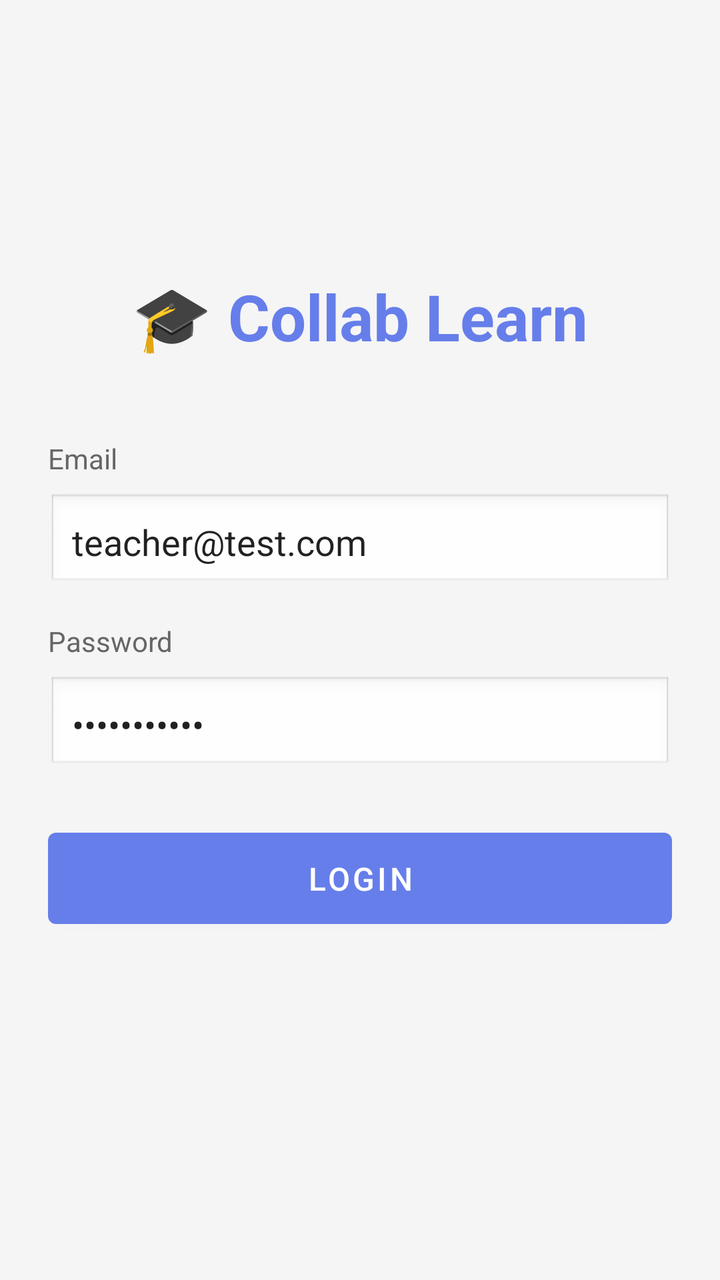
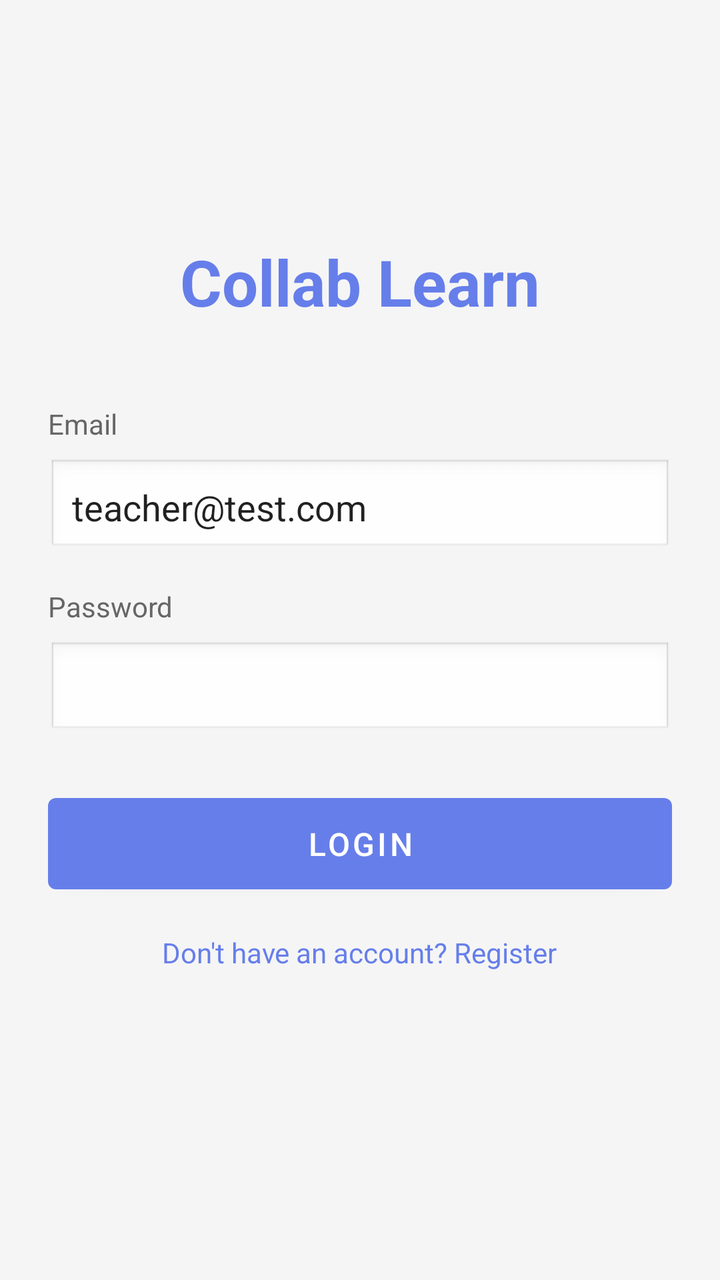

The first picture is an Android layout as it rendered before a commit; the second is the same layout after the commit. The layout source and the unified diff follow.
<!-- AndroidManifest.xml: application theme Theme.CollabLearn -->
<!-- res/layout/activity_login.xml -->
<?xml version="1.0" encoding="utf-8"?>
<LinearLayout xmlns:android="http://schemas.android.com/apk/res/android"
    android:layout_width="match_parent"
    android:layout_height="match_parent"
    android:orientation="vertical"
    android:padding="24dp"
    android:gravity="center"
    android:background="#F5F5F5">

    <TextView
        android:layout_width="wrap_content"
        android:layout_height="wrap_content"
        android:text="🎓 Collab Learn"
        android:textSize="32sp"
        android:textStyle="bold"
        android:textColor="#667eea"
        android:layout_marginBottom="40dp"/>

    <TextView
        android:layout_width="match_parent"
        android:layout_height="wrap_content"
        android:text="Email"
        android:textSize="14sp"
        android:textColor="#666666"
        android:layout_marginBottom="8dp"/>

    <EditText
        android:id="@+id/emailInput"
        android:layout_width="match_parent"
        android:layout_height="wrap_content"
        android:inputType="textEmailAddress"
        android:text="teacher@test.com"
        android:padding="12dp"
        android:background="@android:drawable/edit_text"
        android:layout_marginBottom="16dp"/>

    <TextView
        android:layout_width="match_parent"
        android:layout_height="wrap_content"
        android:text="Password"
        android:textSize="14sp"
        android:textColor="#666666"
        android:layout_marginBottom="8dp"/>

    <EditText
        android:id="@+id/passwordInput"
        android:layout_width="match_parent"
        android:layout_height="wrap_content"
        android:inputType="textPassword"
        android:text="password123"
        android:padding="12dp"
        android:background="@android:drawable/edit_text"
        android:layout_marginBottom="24dp"/>

    <Button
        android:id="@+id/loginButton"
        android:layout_width="match_parent"
        android:layout_height="wrap_content"
        android:text="Login"
        android:textSize="16sp"
        android:padding="12dp"/>

    <ProgressBar
        android:id="@+id/progressBar"
        android:layout_width="wrap_content"
        android:layout_height="wrap_content"
        android:layout_marginTop="16dp"
        android:visibility="gone"/>

    <TextView
        android:id="@+id/statusText"
        android:layout_width="wrap_content"
        android:layout_height="wrap_content"
        android:layout_marginTop="16dp"
        android:textSize="14sp"
        android:textColor="#666666"/>

</LinearLayout>
<!-- resources referenced by this layout -->
<resources>
  <style name="Theme.CollabLearn" parent="Theme.MaterialComponents.Light.NoActionBar">
          <item name="colorPrimary">#667eea</item>
          <item name="colorPrimaryVariant">#5568d3</item>
          <item name="colorOnPrimary">#FFFFFF</item>
          <item name="colorSecondary">#764ba2</item>
          <item name="colorSecondaryVariant">#5e3a82</item>
          <item name="colorOnSecondary">#FFFFFF</item>
          <item name="android:statusBarColor">?attr/colorPrimaryVariant</item>
      </style>
</resources>

<!-- the commit's change to res/layout/activity_login.xml (unified diff, before → after) -->
@@ -10,7 +10,7 @@
     <TextView
         android:layout_width="wrap_content"
         android:layout_height="wrap_content"
-        android:text="🎓 Collab Learn"
+        android:text="Collab Learn"
         android:textSize="32sp"
         android:textStyle="bold"
         android:textColor="#667eea"
@@ -47,7 +47,6 @@
         android:layout_width="match_parent"
         android:layout_height="wrap_content"
         android:inputType="textPassword"
-        android:text="password123"
         android:padding="12dp"
         android:background="@android:drawable/edit_text"
         android:layout_marginBottom="24dp"/>
@@ -58,7 +57,19 @@
         android:layout_height="wrap_content"
         android:text="Login"
         android:textSize="16sp"
-        android:padding="12dp"/>
+        android:padding="12dp"
+        android:layout_marginBottom="16dp"/>
+
+    <TextView
+        android:id="@+id/registerLink"
+        android:layout_width="wrap_content"
+        android:layout_height="wrap_content"
+        android:text="Don't have an account? Register"
+        android:textSize="14sp"
+        android:textColor="#667eea"
+        android:clickable="true"
+        android:focusable="true"
+        android:layout_gravity="center"/>
 
     <ProgressBar
         android:id="@+id/progressBar"
